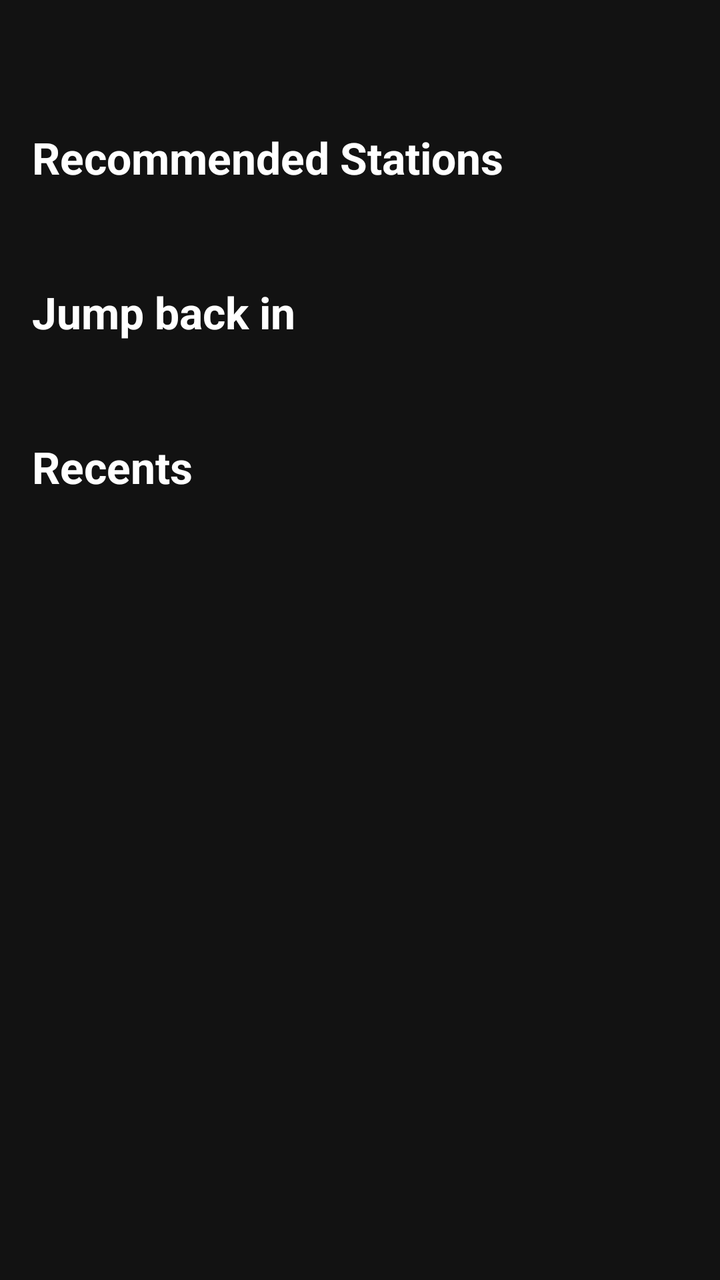
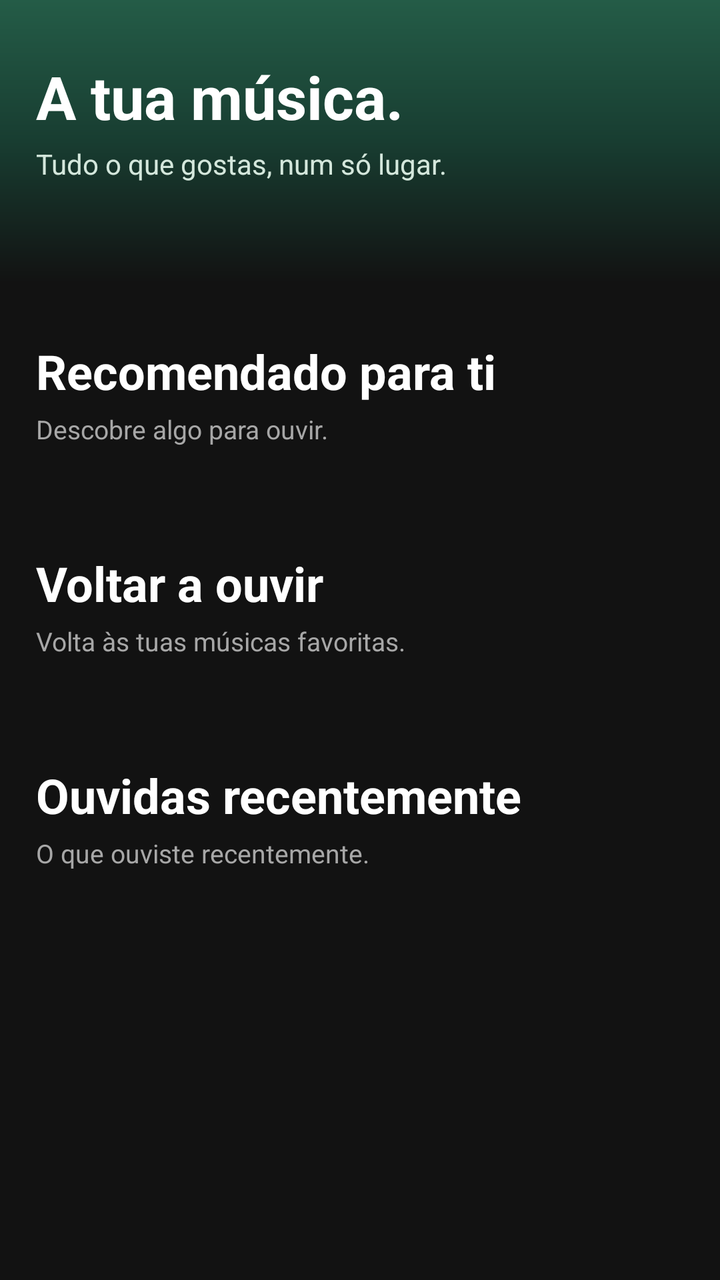

An Android layout rendered at two revisions. The XML below is the earlier revision; the diff shows what the commit changed to produce the second picture.
<!-- AndroidManifest.xml: application theme Theme.SpotifyClone -->
<!-- res/layout/fragment_home.xml -->
<?xml version="1.0" encoding="utf-8"?>
<androidx.core.widget.NestedScrollView xmlns:android="http://schemas.android.com/apk/res/android"
    xmlns:app="http://schemas.android.com/apk/res-auto"
    xmlns:tools="http://schemas.android.com/tools"
    android:layout_width="match_parent"
    android:layout_height="match_parent"
    android:background="#121212"
    android:fillViewport="true">

    <LinearLayout
        android:layout_width="match_parent"
        android:layout_height="wrap_content"
        android:orientation="vertical">

        
        <LinearLayout
            android:layout_width="match_parent"
            android:layout_height="wrap_content"
            android:layout_marginTop="16dp"
            android:layout_marginStart="16dp"
            android:orientation="horizontal">
            
        </LinearLayout>

        
        <androidx.recyclerview.widget.RecyclerView
            android:id="@+id/recyclerViewHomeGrid"
            android:layout_width="match_parent"
            android:layout_height="wrap_content"
            android:layout_marginStart="8dp"
            android:layout_marginEnd="8dp"
            android:layout_marginTop="16dp"
            android:nestedScrollingEnabled="false"
            tools:layoutManager="androidx.recyclerview.widget.GridLayoutManager"
            tools:spanCount="2" />


        
        <TextView
            android:layout_width="wrap_content"
            android:layout_height="wrap_content"
            android:layout_marginStart="16dp"
            android:layout_marginTop="32dp"
            android:text="Recommended Stations"
            android:textColor="#FFFFFF"
            android:textSize="22sp"
            android:textStyle="bold" />



        
        <androidx.recyclerview.widget.RecyclerView
            android:id="@+id/recyclerViewRecommended"
            android:layout_width="match_parent"
            android:layout_height="wrap_content"
            android:layout_marginTop="16dp"
            android:clipToPadding="false"
            android:paddingStart="16dp"
            android:paddingEnd="16dp"
            android:orientation="horizontal"
            app:layoutManager="androidx.recyclerview.widget.LinearLayoutManager" />


        
        <TextView
            android:layout_width="wrap_content"
            android:layout_height="wrap_content"
            android:layout_marginStart="16dp"
            android:layout_marginTop="32dp"
            android:text="Jump back in"
            android:textColor="#FFFFFF"
            android:textSize="22sp"
            android:textStyle="bold" />

        <androidx.recyclerview.widget.RecyclerView
            android:id="@+id/recyclerViewJumpBackIn"
            android:layout_width="match_parent"
            android:layout_height="wrap_content"
            android:layout_marginTop="16dp"
            android:clipToPadding="false"
            android:paddingStart="16dp"
            android:paddingEnd="16dp"
            android:orientation="horizontal"
            app:layoutManager="androidx.recyclerview.widget.LinearLayoutManager" />

        
        <TextView
            android:layout_width="wrap_content"
            android:layout_height="wrap_content"
            android:layout_marginStart="16dp"
            android:layout_marginTop="32dp"
            android:text="Recents"
            android:textColor="#FFFFFF"
            android:textSize="22sp"
            android:textStyle="bold" />



        
        <androidx.recyclerview.widget.RecyclerView
            android:id="@+id/recyclerViewRecents"
            android:layout_width="match_parent"
            android:layout_height="wrap_content"
            android:layout_marginTop="16dp"
            android:clipToPadding="false"
            android:paddingStart="16dp"
            android:paddingEnd="16dp"
            android:orientation="horizontal"
            app:layoutManager="androidx.recyclerview.widget.LinearLayoutManager" />



    </LinearLayout>
</androidx.core.widget.NestedScrollView>
<!-- resources referenced by this layout -->
<resources>
  <style name="Theme.SpotifyClone" parent="Base.Theme.SpotifyClone" />
  <style name="Base.Theme.SpotifyClone" parent="Theme.Material3.DayNight.NoActionBar">
          
          
      </style>
</resources>

<!-- the commit's change to res/layout/fragment_home.xml (unified diff, before → after) -->
@@ -1,114 +1,166 @@
 <?xml version="1.0" encoding="utf-8"?>
-<androidx.core.widget.NestedScrollView xmlns:android="http://schemas.android.com/apk/res/android"
-    xmlns:app="http://schemas.android.com/apk/res-auto"
-    xmlns:tools="http://schemas.android.com/tools"
-    android:layout_width="match_parent"
-    android:layout_height="match_parent"
-    android:background="#121212"
-    android:fillViewport="true">
+<androidx.core.widget.NestedScrollView
+        xmlns:android="http://schemas.android.com/apk/res/android"
+        xmlns:app="http://schemas.android.com/apk/res-auto"
+        xmlns:tools="http://schemas.android.com/tools"
+        android:layout_width="match_parent"
+        android:layout_height="match_parent"
+        android:background="#121212"
+        android:fillViewport="true"
+        android:clipToPadding="false">
 
     <LinearLayout
-        android:layout_width="match_parent"
-        android:layout_height="wrap_content"
-        android:orientation="vertical">
+            android:layout_width="match_parent"
+            android:layout_height="wrap_content"
+            android:orientation="vertical">
 
         
         <LinearLayout
-            android:layout_width="match_parent"
-            android:layout_height="wrap_content"
-            android:layout_marginTop="16dp"
-            android:layout_marginStart="16dp"
-            android:orientation="horizontal">
+                android:layout_width="match_parent"
+                android:layout_height="wrap_content"
+                android:background="@drawable/bg_home_header"
+                android:orientation="vertical"
+                android:paddingTop="28dp"
+                android:paddingBottom="26dp">
+
             
+            <TextView
+                    android:layout_width="match_parent"
+                    android:layout_height="wrap_content"
+                    android:layout_marginStart="18dp"
+                    android:layout_marginEnd="18dp"
+                    android:text="A tua música."
+                    android:textColor="#FFFFFF"
+                    android:textSize="30sp"
+                    android:textStyle="bold" />
+
+            <TextView
+                    android:layout_width="match_parent"
+                    android:layout_height="wrap_content"
+                    android:layout_marginStart="18dp"
+                    android:layout_marginEnd="18dp"
+                    android:layout_marginTop="4dp"
+                    android:text="Tudo o que gostas, num só lugar."
+                    android:textColor="#D4E7DC"
+                    android:textSize="14sp" />
+
+            
+            <androidx.recyclerview.widget.RecyclerView
+                    android:id="@+id/recyclerViewHomeGrid"
+                    android:layout_width="match_parent"
+                    android:layout_height="wrap_content"
+                    android:layout_marginStart="8dp"
+                    android:layout_marginEnd="8dp"
+                    android:layout_marginTop="24dp"
+                    android:nestedScrollingEnabled="false"
+                    tools:layoutManager="androidx.recyclerview.widget.GridLayoutManager"
+                    tools:spanCount="2" />
+
         </LinearLayout>
 
         
+        <TextView
+                android:layout_width="match_parent"
+                android:layout_height="wrap_content"
+                android:layout_marginStart="18dp"
+                android:layout_marginEnd="18dp"
+                android:layout_marginTop="28dp"
+                android:text="Recomendado para ti"
+                android:textColor="#FFFFFF"
+                android:textSize="24sp"
+                android:textStyle="bold" />
+
+        <TextView
+                android:layout_width="match_parent"
+                android:layout_height="wrap_content"
+                android:layout_marginStart="18dp"
+                android:layout_marginEnd="18dp"
+                android:layout_marginTop="4dp"
+                android:text="Descobre algo para ouvir."
+                android:textColor="#A7A7A7"
+                android:textSize="13sp" />
+
         <androidx.recyclerview.widget.RecyclerView
-            android:id="@+id/recyclerViewHomeGrid"
-            android:layout_width="match_parent"
-            android:layout_height="wrap_content"
-            android:layout_marginStart="8dp"
-            android:layout_marginEnd="8dp"
-            android:layout_marginTop="16dp"
-            android:nestedScrollingEnabled="false"
-            tools:layoutManager="androidx.recyclerview.widget.GridLayoutManager"
-            tools:spanCount="2" />
-
+                android:id="@+id/recyclerViewRecommended"
+                android:layout_width="match_parent"
+                android:layout_height="wrap_content"
+                android:layout_marginTop="18dp"
+                android:clipToPadding="false"
+                android:nestedScrollingEnabled="false"
+                android:paddingStart="18dp"
+                android:paddingEnd="18dp"
+                android:orientation="horizontal"
+                app:layoutManager="androidx.recyclerview.widget.LinearLayoutManager" />
 
         
         <TextView
-            android:layout_width="wrap_content"
-            android:layout_height="wrap_content"
-            android:layout_marginStart="16dp"
-            android:layout_marginTop="32dp"
-            android:text="Recommended Stations"
-            android:textColor="#FFFFFF"
-            android:textSize="22sp"
-            android:textStyle="bold" />
+                android:layout_width="match_parent"
+                android:layout_height="wrap_content"
+                android:layout_marginStart="18dp"
+                android:layout_marginEnd="18dp"
+                android:layout_marginTop="34dp"
+                android:text="Voltar a ouvir"
+                android:textColor="#FFFFFF"
+                android:textSize="24sp"
+                android:textStyle="bold" />
 
+        <TextView
+                android:layout_width="match_parent"
+                android:layout_height="wrap_content"
+                android:layout_marginStart="18dp"
+                android:layout_marginEnd="18dp"
+                android:layout_marginTop="4dp"
+                android:text="Volta às tuas músicas favoritas."
+                android:textColor="#A7A7A7"
+                android:textSize="13sp" />
 
-
-        
         <androidx.recyclerview.widget.RecyclerView
-            android:id="@+id/recyclerViewRecommended"
-            android:layout_width="match_parent"
-            android:layout_height="wrap_content"
-            android:layout_marginTop="16dp"
-            android:clipToPadding="false"
-            android:paddingStart="16dp"
-            android:paddingEnd="16dp"
-            android:orientation="horizontal"
-            app:layoutManager="androidx.recyclerview.widget.LinearLayoutManager" />
-
+                android:id="@+id/recyclerViewJumpBackIn"
+                android:layout_width="match_parent"
+                android:layout_height="wrap_content"
+                android:layout_marginTop="18dp"
+                android:clipToPadding="false"
+                android:nestedScrollingEnabled="false"
+                android:paddingStart="18dp"
+                android:paddingEnd="18dp"
+                android:orientation="horizontal"
+                app:layoutManager="androidx.recyclerview.widget.LinearLayoutManager" />
 
         
         <TextView
-            android:layout_width="wrap_content"
-            android:layout_height="wrap_content"
-            android:layout_marginStart="16dp"
-            android:layout_marginTop="32dp"
-            android:text="Jump back in"
-            android:textColor="#FFFFFF"
-            android:textSize="22sp"
-            android:textStyle="bold" />
+                android:layout_width="match_parent"
+                android:layout_height="wrap_content"
+                android:layout_marginStart="18dp"
+                android:layout_marginEnd="18dp"
+                android:layout_marginTop="34dp"
+                android:text="Ouvidas recentemente"
+                android:textColor="#FFFFFF"
+                android:textSize="24sp"
+                android:textStyle="bold" />
+
+        <TextView
+                android:layout_width="match_parent"
+                android:layout_height="wrap_content"
+                android:layout_marginStart="18dp"
+                android:layout_marginEnd="18dp"
+                android:layout_marginTop="4dp"
+                android:text="O que ouviste recentemente."
+                android:textColor="#A7A7A7"
+                android:textSize="13sp" />
 
         <androidx.recyclerview.widget.RecyclerView
-            android:id="@+id/recyclerViewJumpBackIn"
-            android:layout_width="match_parent"
-            android:layout_height="wrap_content"
-            android:layout_marginTop="16dp"
-            android:clipToPadding="false"
-            android:paddingStart="16dp"
-            android:paddingEnd="16dp"
-            android:orientation="horizontal"
-            app:layoutManager="androidx.recyclerview.widget.LinearLayoutManager" />
-
-        
-        <TextView
-            android:layout_width="wrap_content"
-            android:layout_height="wrap_content"
-            android:layout_marginStart="16dp"
-            android:layout_marginTop="32dp"
-            android:text="Recents"
-            android:textColor="#FFFFFF"
-            android:textSize="22sp"
-            android:textStyle="bold" />
-
-
-
-        
-        <androidx.recyclerview.widget.RecyclerView
-            android:id="@+id/recyclerViewRecents"
-            android:layout_width="match_parent"
-            android:layout_height="wrap_content"
-            android:layout_marginTop="16dp"
-            android:clipToPadding="false"
-            android:paddingStart="16dp"
-            android:paddingEnd="16dp"
-            android:orientation="horizontal"
-            app:layoutManager="androidx.recyclerview.widget.LinearLayoutManager" />
-
-
+                android:id="@+id/recyclerViewRecents"
+                android:layout_width="match_parent"
+                android:layout_height="wrap_content"
+                android:layout_marginTop="18dp"
+                android:layout_marginBottom="32dp"
+                android:clipToPadding="false"
+                android:nestedScrollingEnabled="false"
+                android:paddingStart="18dp"
+                android:paddingEnd="18dp"
+                android:orientation="horizontal"
+                app:layoutManager="androidx.recyclerview.widget.LinearLayoutManager" />
 
     </LinearLayout>
+
 </androidx.core.widget.NestedScrollView>
<!-- resource entries referenced after the edit -->
@@ -1,5 +1,18 @@
 <!-- resources referenced by this layout -->
 <resources>
+  <!-- drawable bg_home_header (drawable) -->
+  <?xml version="1.0" encoding="utf-8"?>
+  <shape xmlns:android="http://schemas.android.com/apk/res/android"
+         android:shape="rectangle">
+  
+      <gradient
+              android:angle="270"
+              android:startColor="#245C47"
+              android:centerColor="#183D31"
+              android:endColor="#121212"
+              android:type="linear" />
+  
+  </shape>
   <style name="Theme.SpotifyClone" parent="Base.Theme.SpotifyClone" />
   <style name="Base.Theme.SpotifyClone" parent="Theme.Material3.DayNight.NoActionBar">
           
